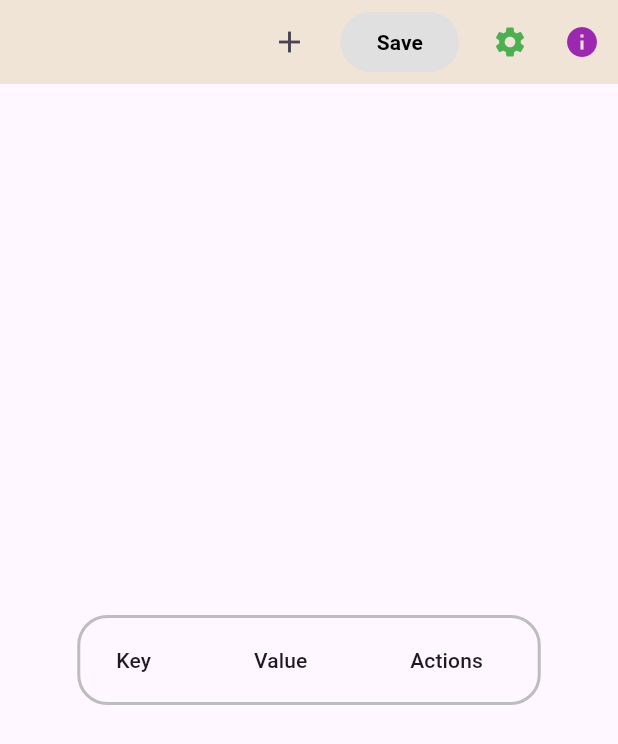
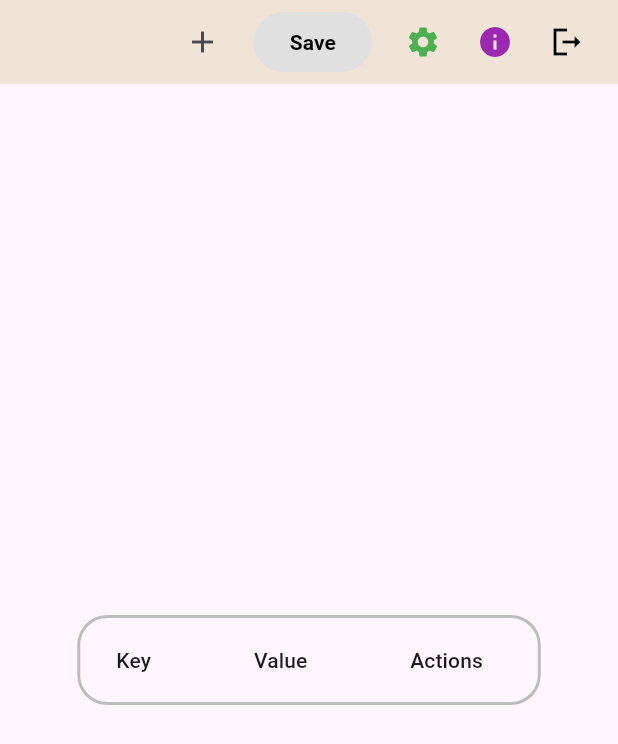
Before and after one commit to anusii/keypod, a Flutter app: the KeyValueTable screen opened directly with empty values, on a phone screen of 412 x 824 dp. Shown: the top 744 px of the screen. Run offline on Flutter 3.47's test engine with Material 3 defaults, Android fonts, the phone set to English and light mode, and no system bars; our stand-ins replace universal_io; missing offline and left inert: editable, rdflib, solidpod, window_manager; statements that could not run were skipped.

Commit message:
Add logout button + refactoring

```diff
--- a/lib/screens/data_table.dart
+++ b/lib/screens/data_table.dart
@@ -27,12 +27,14 @@ library;
 
 import 'package:flutter/material.dart';
 
-import 'package:solidpod/solidpod.dart';
-
 import 'package:keypod/dialogs/about.dart';
+import 'package:keypod/dialogs/alert.dart';
+import 'package:keypod/main.dart';
 import 'package:keypod/screens/demo.dart';
 import 'package:keypod/utils/constants.dart';
 import 'package:keypod/utils/rdf.dart';
+
+import 'package:solidpod/solidpod.dart';
 
 class KeyValueTable extends StatefulWidget {
   const KeyValueTable({
@@ -159,22 +161,7 @@ class _KeyValueTableState extends State<KeyValueTable> {
     );
   }
 
-  // Show an alert message
-  Future<void> _alert(String msg, [String title = 'Notice']) async {
-    await showDialog(
-        context: context,
-        builder: (context) => AlertDialog(
-              title: Text(title),
-              content: Text(msg),
-              actions: [
-                ElevatedButton(
-                    onPressed: () {
-                      Navigator.pop(context);
-                    },
-                    child: const Text('OK'))
-              ],
-            ));
-  }
+  Future<void> _alert(String msg) async => alert(context, msg);
 
   // Function to convert Map<int, Map<String, dynamic>> to List<KeyValuePair>
   Future<List<({String key, dynamic value})>?>
@@ -245,6 +232,8 @@ class _KeyValueTableState extends State<KeyValueTable> {
 
   @override
   Widget build(BuildContext context) {
+    const smallGapH = SizedBox(width: 10);
+    const medGapV = SizedBox(height: 20);
     return Scaffold(
       appBar: AppBar(
         title: Text(widget.title),
@@ -257,7 +246,7 @@ class _KeyValueTableState extends State<KeyValueTable> {
             icon: const Icon(Icons.add),
             onPressed: _addNewRow,
           ),
-          const SizedBox(width: 10),
+          smallGapH,
           ElevatedButton(
             onPressed: _isDataModified
                 ? () async {
@@ -286,29 +275,35 @@ class _KeyValueTableState extends State<KeyValueTable> {
             child: const Text('Save',
                 style: TextStyle(fontWeight: FontWeight.bold)),
           ),
-          const SizedBox(width: 10),
+          smallGapH,
           IconButton(
             icon: const Icon(
               Icons.settings,
               color: Colors.green,
             ),
-            onPressed: () {
-              Navigator.push(
-                context,
-                MaterialPageRoute(builder: (context) => const DemoScreen()),
-              );
-            },
+            onPressed: () => Navigator.push(
+              context,
+              MaterialPageRoute(builder: (context) => const DemoScreen()),
+            ),
+            tooltip: 'Show demo',
           ),
           IconButton(
             icon: const Icon(
               Icons.info,
               color: Colors.purple,
             ),
-            onPressed: () async {
-              aboutDialog(context);
-            },
-            tooltip: 'Popup a window about the app.',
+            onPressed: () async => aboutDialog(context),
+            tooltip: 'About the app',
           ),
+          IconButton(
+            icon: const Icon(
+              Icons.logout_sharp,
+              color: Colors.black,
+            ),
+            onPressed: () async => logoutPopup(context, const KeyPod()),
+            tooltip: 'Logout the app',
+          ),
+          smallGapH,
         ],
       ),
       body: _isLoading
@@ -317,7 +312,7 @@ class _KeyValueTableState extends State<KeyValueTable> {
                 mainAxisSize: MainAxisSize.min,
                 children: <Widget>[
                   CircularProgressIndicator(),
-                  SizedBox(height: 20),
+                  medGapV,
                   Text('Saving in Progress', style: TextStyle(fontSize: 16)),
                 ],
               ),
```
